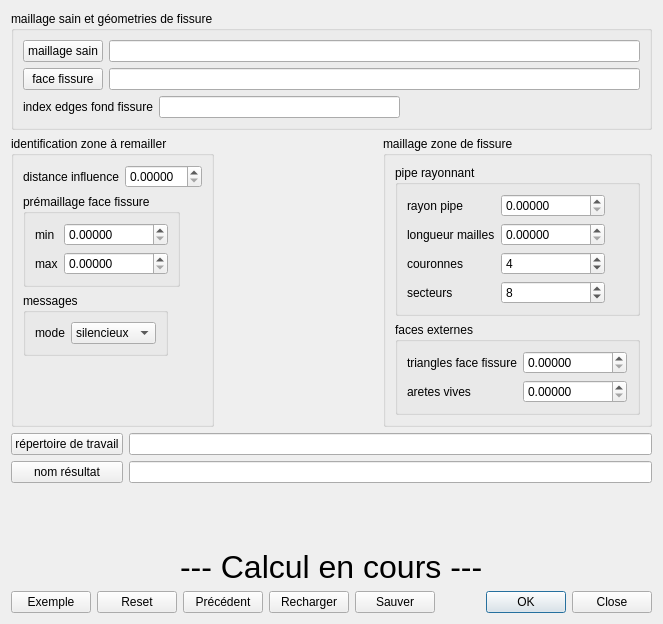
Above: src/Tools/blocFissure/ihm/fissureGenerale.ui from SalomePlatform/smesh before the change. Below: the same form after it.
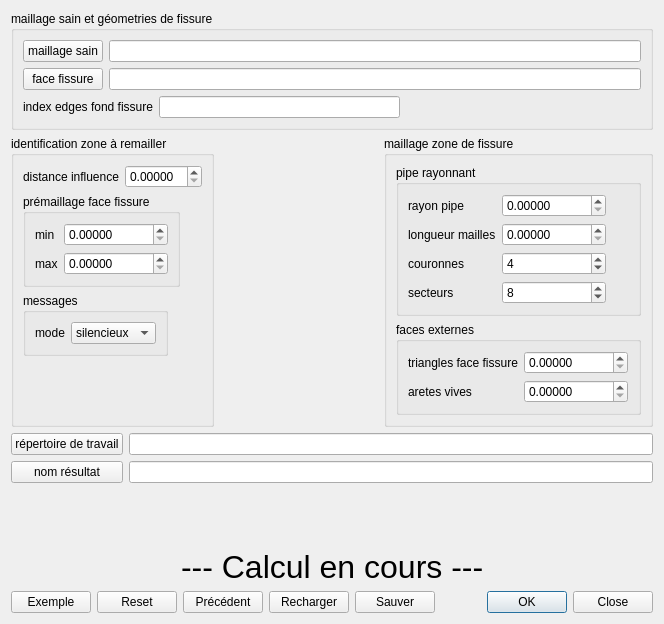
That is the form after the change.

The edit to the form file:
```diff
--- a/src/Tools/blocFissure/ihm/fissureGenerale.ui
+++ b/src/Tools/blocFissure/ihm/fissureGenerale.ui
@@ -6,7 +6,7 @@
    <rect>
     <x>0</x>
     <y>0</y>
-    <width>663</width>
+    <width>664</width>
     <height>624</height>
    </rect>
   </property>
```
